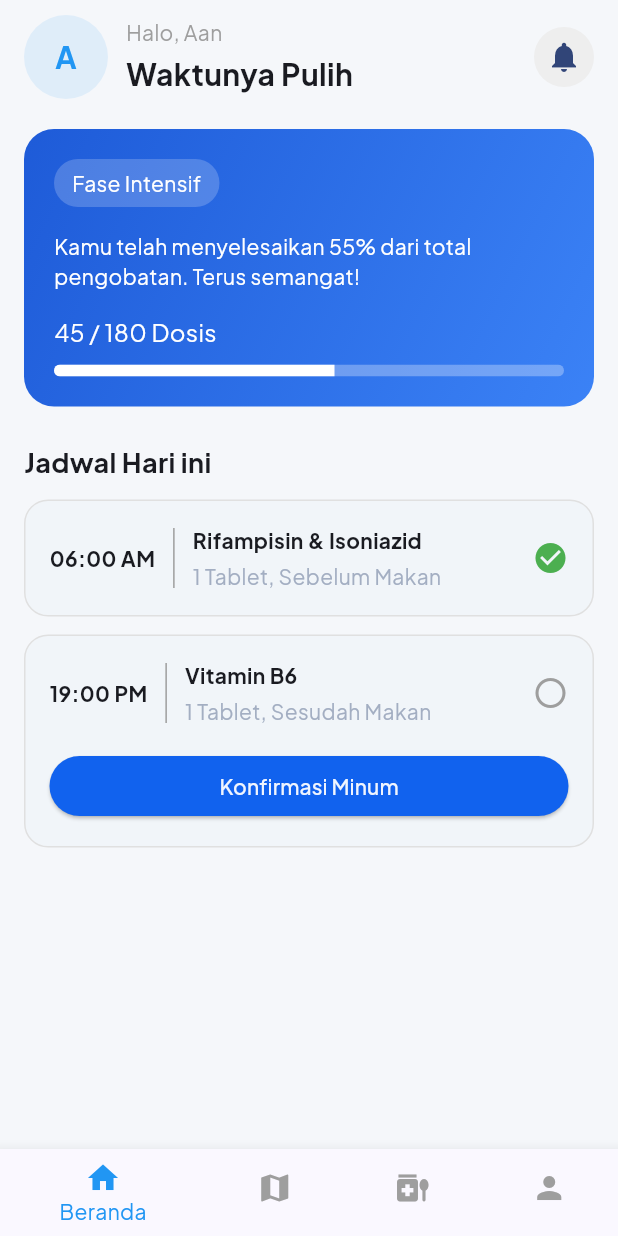
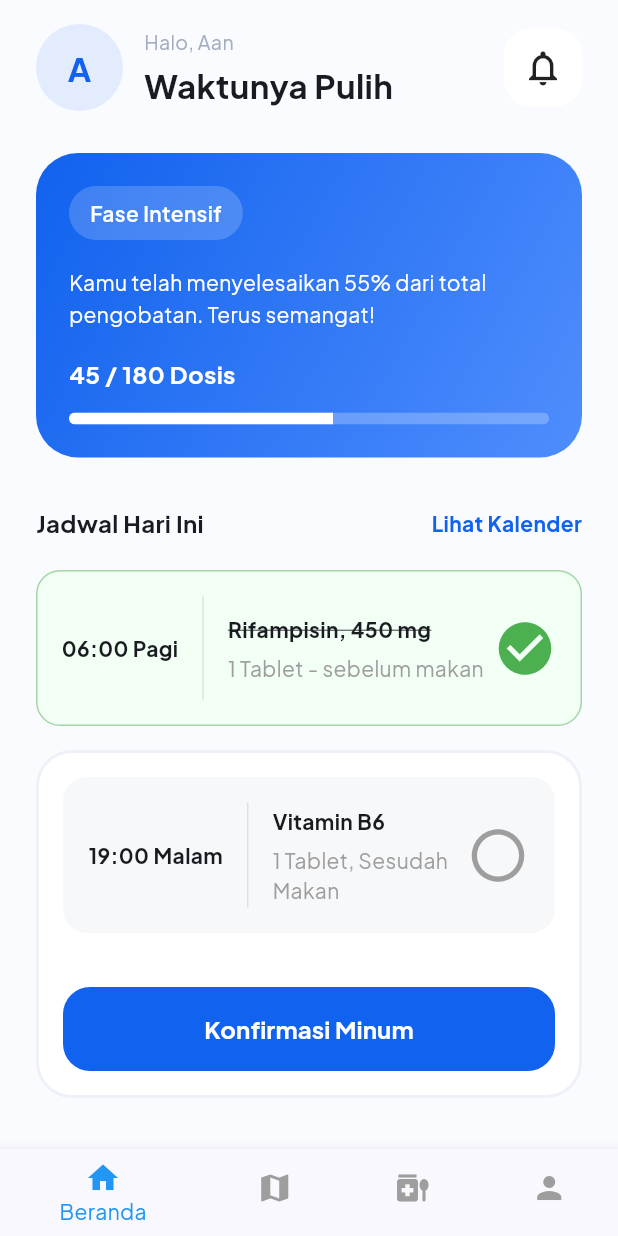
Before and after one commit to fathss/tb-check-mobile, a Flutter app: the screen it shows after launch, on a phone screen of 412 x 824 dp. Run offline on Flutter 3.47's test engine with Material 3 defaults, Android fonts, the phone set to English and light mode, and no system bars; our stand-ins replace flutter_dotenv, geolocator, google_maps_flutter; missing offline and left inert: flutter_polyline_points.

Commit message:
feat: update PrimaryButton styling and add TreatmentProgressCard widget

```diff
--- a/lib/core/widgets/primary_button.dart
+++ b/lib/core/widgets/primary_button.dart
@@ -3,6 +3,7 @@ import 'package:tbcheck_app/core/theme/app_colors.dart';
 
 class PrimaryButton extends StatelessWidget {
   final String text;
+
   final VoidCallback onPressed;
 
   const PrimaryButton({super.key, required this.text, required this.onPressed});
@@ -11,7 +12,8 @@ class PrimaryButton extends StatelessWidget {
   Widget build(BuildContext context) {
     return SizedBox(
       width: double.infinity,
-      height: 70,
+
+      height: 56,
 
       child: ElevatedButton(
         onPressed: onPressed,
@@ -19,8 +21,10 @@ class PrimaryButton extends StatelessWidget {
         style: ElevatedButton.styleFrom(
           backgroundColor: AppColors.primary,
 
+          elevation: 0,
+
           shape: RoundedRectangleBorder(
-            borderRadius: BorderRadius.circular(24),
+            borderRadius: BorderRadius.circular(18),
           ),
         ),
 
@@ -28,8 +32,10 @@ class PrimaryButton extends StatelessWidget {
           text,
 
           style: const TextStyle(
-            fontSize: 18,
+            fontSize: 16,
+
             fontWeight: FontWeight.bold,
+
             color: Colors.white,
           ),
         ),
--- a/lib/features/home/home_page.dart
+++ b/lib/features/home/home_page.dart
@@ -1,5 +1,12 @@
 import 'package:flutter/material.dart';
-import 'package:tbcheck_app/features/medicine/medicine_card.dart';
+import 'package:tbcheck_app/core/theme/app_colors.dart';
+// import 'package:tbcheck_app/features/medicine/pages/medicine_page.dart';
+import 'package:tbcheck_app/features/medicine/widgets/medicine_schedule_card.dart';
+import 'package:tbcheck_app/features/medicine/pages/schedule_page.dart';
+import 'package:tbcheck_app/core/widgets/primary_button.dart';
+// import 'package:tbcheck_app/core/widgets/app_snackbar.dart';
+// import 'package:tbcheck_app/features/medicine/pages/schedule_page.dart';
+import 'package:tbcheck_app/features/home/widgets/treatment_progress_card.dart';
 
 class HomePage extends StatelessWidget {
   const HomePage({super.key});
@@ -7,46 +14,74 @@ class HomePage extends StatelessWidget {
   @override
   Widget build(BuildContext context) {
     return Scaffold(
-      backgroundColor: const Color(0xFFF5F7FA),
+      backgroundColor: AppColors.third,
+
       body: SafeArea(
-        child: Padding(
-          padding: const EdgeInsets.symmetric(horizontal: 16),
+        child: SingleChildScrollView(
+          padding: const EdgeInsets.symmetric(horizontal: 24),
+
           child: Column(
             crossAxisAlignment: CrossAxisAlignment.start,
+
             children: [
-              const SizedBox(height: 10),
+              const SizedBox(height: 16),
 
-              // 🔹 HEADER
+              /// HEADER
               Row(
                 mainAxisAlignment: MainAxisAlignment.spaceBetween,
+
                 children: [
                   Row(
                     children: [
-                      CircleAvatar(
-                        radius: 28,
-                        backgroundColor: Colors.blue.withOpacity(0.1),
-                        child: const Text(
-                          "A",
-                          style: TextStyle(
-                            fontSize: 20,
-                            fontWeight: FontWeight.bold,
-                            color: Colors.blue,
+                      /// PROFILE
+                      Container(
+                        width: 58,
+                        height: 58,
+
+                        decoration: BoxDecoration(
+                          color: AppColors.primaryBg,
+
+                          shape: BoxShape.circle,
+                        ),
+
+                        child: const Center(
+                          child: Text(
+                            "A",
+
+                            style: TextStyle(
+                              fontSize: 22,
+                              fontWeight: FontWeight.bold,
+
+                              color: AppColors.primary,
+                            ),
                           ),
                         ),
                       ),
-                      const SizedBox(width: 12),
+
+                      const SizedBox(width: 14),
+
+                      /// TEXT
                       const Column(
                         crossAxisAlignment: CrossAxisAlignment.start,
+
                         children: [
                           Text(
                             "Halo, Aan",
-                            style: TextStyle(color: Colors.grey),
+
+                            style: TextStyle(
+                              fontSize: 13,
+
+                              color: AppColors.textSecondary,
+                            ),
                           ),
+
                           SizedBox(height: 4),
+
                           Text(
                             "Waktunya Pulih",
+
                             style: TextStyle(
-                              fontSize: 20,
+                              fontSize: 22,
                               fontWeight: FontWeight.bold,
                             ),
                           ),
@@ -54,106 +89,128 @@ class HomePage extends StatelessWidget {
                       ),
                     ],
                   ),
-                  CircleAvatar(
-                    backgroundColor: Colors.grey.shade200,
-                    child: const Icon(Icons.notifications),
+
+                  /// NOTIFICATION
+                  Container(
+                    width: 52,
+                    height: 52,
+
+                    decoration: BoxDecoration(
+                      color: Colors.white,
+
+                      borderRadius: BorderRadius.circular(18),
+                    ),
+
+                    child: const Icon(Icons.notifications_none, size: 28),
+                  ),
+                ],
+              ),
+
+              const SizedBox(height: 28),
+
+              TreatmentProgressCard(
+                phase: "Fase Intensif",
+
+                description:
+                    "Kamu telah menyelesaikan 55% dari total pengobatan. Terus semangat!",
+
+                currentDose: 45,
+
+                totalDose: 180,
+
+                progress: 0.55,
+              ),
+              const SizedBox(height: 32),
+
+              /// SCHEDULE HEADER
+              Row(
+                mainAxisAlignment: MainAxisAlignment.spaceBetween,
+
+                children: [
+                  const Text(
+                    "Jadwal Hari Ini",
+
+                    style: TextStyle(fontSize: 16, fontWeight: FontWeight.bold),
+                  ),
+
+                  GestureDetector(
+                    onTap: () {
+                      Navigator.push(
+                        context,
+
+                        MaterialPageRoute(builder: (_) => const SchedulePage()),
+                      );
+                    },
+
+                    child: const Text(
+                      "Lihat Kalender",
+
+                      style: TextStyle(
+                        color: AppColors.primary,
+
+                        fontWeight: FontWeight.bold,
+                      ),
+                    ),
                   ),
                 ],
               ),
 
               const SizedBox(height: 20),
 
-              // 🔵 CARD PROGRESS
+              /// SCHEDULE LIST
+              const MedicineScheduleCard(
+                time: "06:00",
+
+                medicineName: "Rifampisin, 450 mg",
+
+                description: "1 Tablet - sebelum makan",
+
+                initialDone: true,
+              ),
+
               Container(
-                width: double.infinity,
-                padding: const EdgeInsets.all(20),
+                padding: const EdgeInsets.all(16),
+
                 decoration: BoxDecoration(
-                  gradient: const LinearGradient(
-                    colors: [Color(0xFF1E5BD8), Color(0xFF3B82F6)],
-                    begin: Alignment.topLeft,
-                    end: Alignment.bottomRight,
-                  ),
-                  borderRadius: BorderRadius.circular(20),
+                  color: Colors.white,
+
+                  borderRadius: BorderRadius.circular(24),
+
+                  border: Border.all(color: AppColors.cardStroke, width: 2),
                 ),
+
                 child: Column(
-                  crossAxisAlignment: CrossAxisAlignment.start,
                   children: [
-                    // badge
-                    Container(
-                      padding: const EdgeInsets.symmetric(
-                        horizontal: 12,
-                        vertical: 6,
-                      ),
-                      decoration: BoxDecoration(
-                        color: Colors.white.withOpacity(0.2),
-                        borderRadius: BorderRadius.circular(20),
-                      ),
-                      child: const Text(
-                        "Fase Intensif",
-                        style: TextStyle(color: Colors.white),
-                      ),
+                    MedicineScheduleCard(
+                      time: "19:00",
+
+                      medicineName: "Vitamin B6",
+
+                      description: "1 Tablet, Sesudah Makan",
+
+                      initialDone: false,
                     ),
 
-                    const SizedBox(height: 16),
+                    const SizedBox(height: 20),
 
-                    const Text(
-                      "Kamu telah menyelesaikan 55% dari total pengobatan. Terus semangat!",
-                      style: TextStyle(color: Colors.white, fontSize: 14),
-                    ),
+                    PrimaryButton(
+                      text: "Konfirmasi Minum",
 
-                    const SizedBox(height: 16),
+                      onPressed: () {
+                        Navigator.push(
+                          context,
 
-                    const Text(
-                      "45 / 180 Dosis",
-                      style: TextStyle(color: Colors.white, fontSize: 16),
-                    ),
-
-                    const SizedBox(height: 10),
-
-                    // progress bar
-                    ClipRRect(
-                      borderRadius: BorderRadius.circular(10),
-                      child: LinearProgressIndicator(
-                        value: 0.55,
-                        minHeight: 8,
-                        backgroundColor: Colors.white.withOpacity(0.3),
-                        valueColor: const AlwaysStoppedAnimation<Color>(
-                          Colors.white,
-                        ),
-                      ),
+                          MaterialPageRoute(
+                            builder: (_) => const SchedulePage(),
+                          ),
+                        );
+                      },
                     ),
                   ],
                 ),
               ),
 
-              const SizedBox(height: 24),
-
-              const Text(
-                "Jadwal Hari ini",
-                style: TextStyle(fontSize: 18, fontWeight: FontWeight.bold),
-              ),
-
-              const SizedBox(height: 12),
-
-              // 🔹 LIST JADWAL
-              Expanded(
-                child: ListView(
-                  children: const [
-                    MedicineCard(
-                      time: "06:00 AM",
-                      title: "Rifampisin & Isoniazid",
-                      subtitle: "1 Tablet, Sebelum Makan",
-                      isDone: true,
-                    ),
-                    MedicineCard(
-                      time: "19:00 PM",
-                      title: "Vitamin B6",
-                      subtitle: "1 Tablet, Sesudah Makan",
-                      isDone: false,
-                    ),
-                  ],
-                ),
-              ),
+              const SizedBox(height: 14),
             ],
           ),
         ),
--- /dev/null
+++ b/lib/features/home/widgets/treatment_progress_card.dart
@@ -0,0 +1,123 @@
+import 'package:flutter/material.dart';
+import 'package:tbcheck_app/core/theme/app_colors.dart';
+
+class TreatmentProgressCard extends StatelessWidget {
+  final String phase;
+
+  final String description;
+
+  final int currentDose;
+
+  final int totalDose;
+
+  final double progress;
+
+  const TreatmentProgressCard({
+    super.key,
+
+    required this.phase,
+
+    required this.description,
+
+    required this.currentDose,
+
+    required this.totalDose,
+
+    required this.progress,
+  });
+
+  @override
+  Widget build(BuildContext context) {
+    return Container(
+      width: double.infinity,
+
+      padding: const EdgeInsets.all(22),
+
+      decoration: BoxDecoration(
+        gradient: const LinearGradient(
+          colors: [AppColors.primary, Color.fromRGBO(79, 141, 253, 1)],
+
+          begin: Alignment.topLeft,
+
+          end: Alignment.bottomRight,
+        ),
+
+        borderRadius: BorderRadius.circular(28),
+      ),
+
+      child: Column(
+        crossAxisAlignment: CrossAxisAlignment.start,
+
+        children: [
+          /// BADGE
+          Container(
+            padding: const EdgeInsets.symmetric(horizontal: 14, vertical: 8),
+
+            decoration: BoxDecoration(
+              color: Colors.white.withOpacity(0.18),
+
+              borderRadius: BorderRadius.circular(30),
+            ),
+
+            child: Text(
+              phase,
+
+              style: const TextStyle(
+                color: Colors.white,
+
+                fontWeight: FontWeight.w600,
+              ),
+            ),
+          ),
+
+          const SizedBox(height: 18),
+
+          /// DESCRIPTION
+          Text(
+            description,
+
+            style: const TextStyle(
+              color: Colors.white,
+
+              fontSize: 14,
+
+              height: 1.5,
+            ),
+          ),
+
+          const SizedBox(height: 18),
+
+          /// TOTAL DOSE
+          Text(
+            "$currentDose / $totalDose Dosis",
+
+            style: const TextStyle(
+              color: Colors.white,
+
+              fontSize: 16,
+
+              fontWeight: FontWeight.bold,
+            ),
+          ),
+
+          const SizedBox(height: 14),
+
+          /// PROGRESS BAR
+          ClipRRect(
+            borderRadius: BorderRadius.circular(10),
+
+            child: LinearProgressIndicator(
+              value: progress,
+
+              minHeight: 8,
+
+              backgroundColor: Colors.white.withOpacity(0.25),
+
+              valueColor: const AlwaysStoppedAnimation<Color>(Colors.white),
+            ),
+          ),
+        ],
+      ),
+    );
+  }
+}
--- a/lib/features/medicine/pages/schedule_page.dart
+++ b/lib/features/medicine/pages/schedule_page.dart
@@ -23,7 +23,9 @@ class _SchedulePageState extends State<SchedulePage> {
   void initState() {
     super.initState();
 
-    selectedDate = userRegisteredAt;
+    final now = DateTime.now();
+
+    selectedDate = DateTime(now.year, now.month, now.day);
   }
 
   @override
@@ -86,7 +88,7 @@ class _SchedulePageState extends State<SchedulePage> {
                   const Text(
                     "Jadwal Keseluruhan",
 
-                    style: TextStyle(fontSize: 22, fontWeight: FontWeight.bold),
+                    style: TextStyle(fontSize: 20, fontWeight: FontWeight.bold),
                   ),
                 ],
               ),
```
